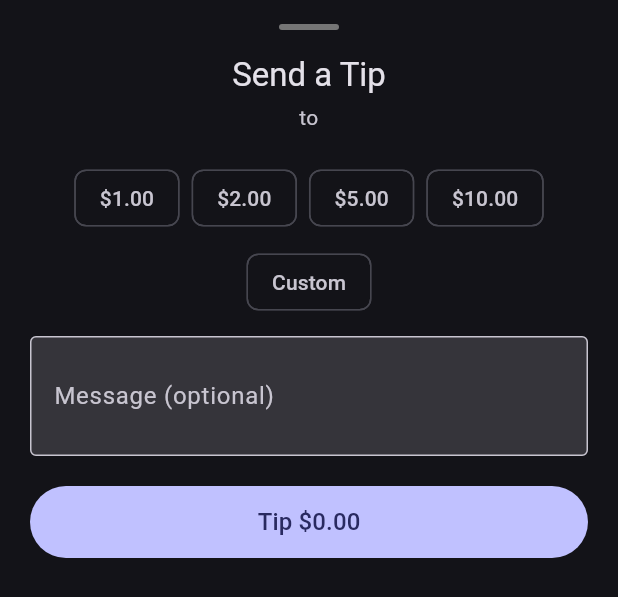
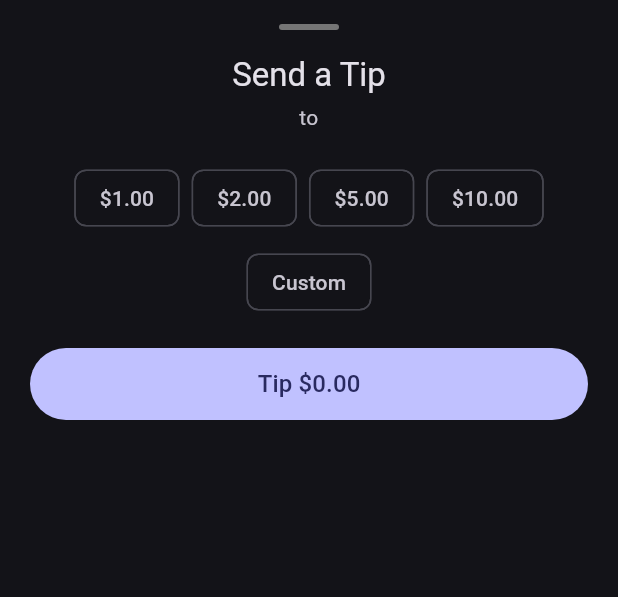
Before and after one commit to Garenthino/ScalesMobile, a Flutter app: the _TipSheet widget shown alone on an empty page, opened directly with empty values, on a phone screen of 412 x 824 dp. Shown: the top 597 px of the screen. Run offline on Flutter 3.47's test engine with Material 3 defaults, Android fonts, the phone set to English and light mode, and no system bars; our stand-ins replace dio, flutter_riverpod, go_router, image_picker, qr_flutter, shared_preferences; missing offline and left inert: flutter_stripe, mobile_scanner; accounts and stored records are empty.

Commit message:
MS-07C: Remove orphaned tip message field and fix raw-exception SnackBar

```diff
--- a/lib/presentation/screens/payments/tip_bottom_sheet.dart
+++ b/lib/presentation/screens/payments/tip_bottom_sheet.dart
@@ -45,7 +45,6 @@ class _TipSheetState extends ConsumerState<_TipSheet> {
   int _selectedCents = 0;
   bool _customMode = false;
   final _customController = TextEditingController();
-  String? _message;
   bool _isProcessing = false;
 
   static const List<int> _presets = [
@@ -110,7 +109,7 @@ class _TipSheetState extends ConsumerState<_TipSheet> {
     } catch (e) {
       if (!mounted) return;
       ScaffoldMessenger.of(context).showSnackBar(
-        SnackBar(content: Text('Tip failed: \$e')),
+        const SnackBar(content: Text('Unable to send tip. Please try again.')),
       );
       setState(() => _isProcessing = false);
     }
@@ -202,16 +201,6 @@ class _TipSheetState extends ConsumerState<_TipSheet> {
                 onChanged: (_) => setState(() {}),
               ),
             ],
-            const SizedBox(height: 12),
-            TextField(
-              decoration: const InputDecoration(
-                labelText: 'Message (optional)',
-                hintText: 'Great set tonight!',
-                border: OutlineInputBorder(),
-              ),
-              maxLines: 2,
-              onChanged: (v) => _message = v.isEmpty ? null : v,
-            ),
             const SizedBox(height: 20),
             SizedBox(
               height: 48,
```
